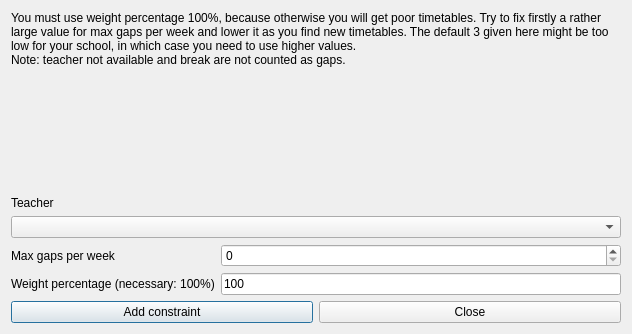
Before: the Qt Designer form fet/src/interface/addconstraintteachermaxgapsperweekform_template.ui in vonmecheln/fet, drawn with Qt 5.
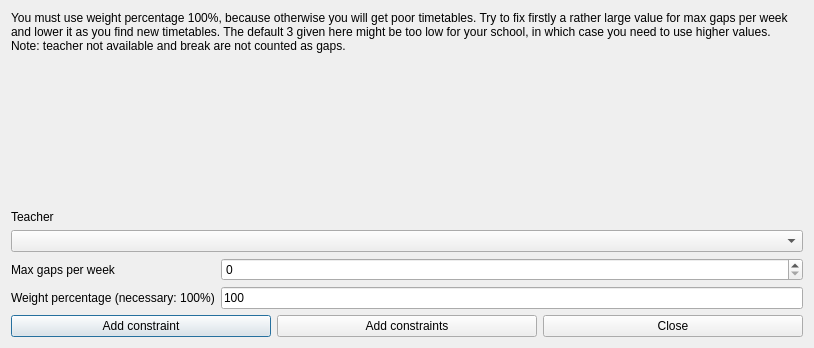
After: the same form once the commit is applied.

The edit to the form file:
```diff
--- a/fet/src/interface/addconstraintteachermaxgapsperweekform_template.ui
+++ b/fet/src/interface/addconstraintteachermaxgapsperweekform_template.ui
@@ -6,8 +6,8 @@
    <rect>
     <x>0</x>
     <y>0</y>
-    <width>632</width>
-    <height>334</height>
+    <width>814</width>
+    <height>348</height>
    </rect>
   </property>
   <property name="windowTitle">
@@ -127,6 +127,13 @@
        </property>
       </widget>
      </item>
+     <item>
+      <widget class="QPushButton" name="addConstraintsPushButton">
+       <property name="text">
+        <string>Add constraints</string>
+       </property>
+      </widget>
+     </item>
      <item>
       <widget class="QPushButton" name="closePushButton">
        <property name="text">
```
